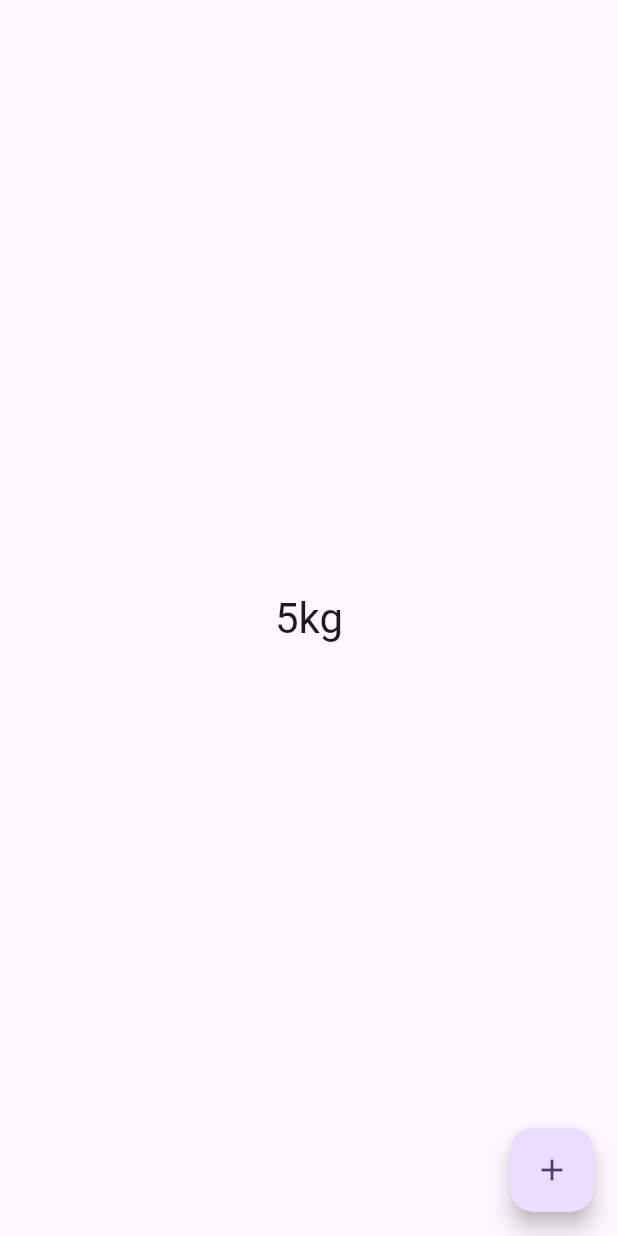
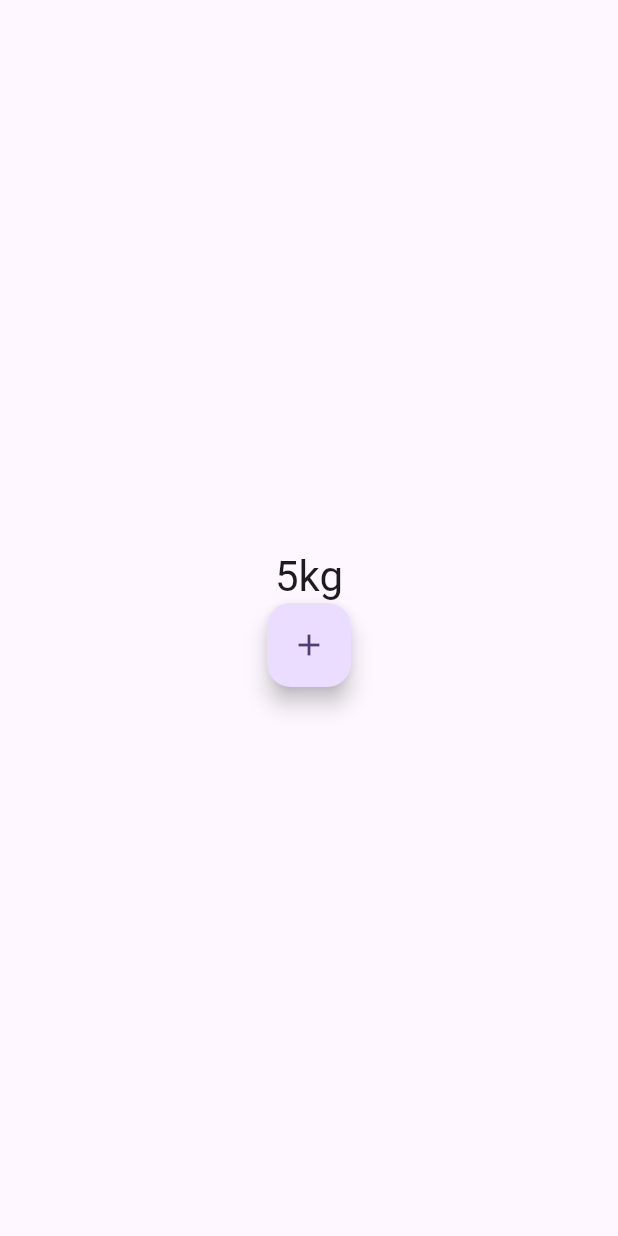
Before and after one commit to KrisHHFI/flutter_game, a Flutter app: the screen it shows after launch, on a phone screen of 412 x 824 dp. Run offline on Flutter 3.47's test engine with Material 3 defaults, Android fonts, the light colour scheme and no system bars.

Commit message:
Increment button centered

```diff
--- a/lib/main.dart
+++ b/lib/main.dart
@@ -50,10 +50,10 @@
               '$_counter' "kg",
               style: Theme.of(context).textTheme.headlineMedium,
             ),
+            IncrementButton(onPressed: _incrementCounter),
           ],
         ),
       ),
-      floatingActionButton: IncrementButton(onPressed: _incrementCounter),
     );
   }
 }
```
